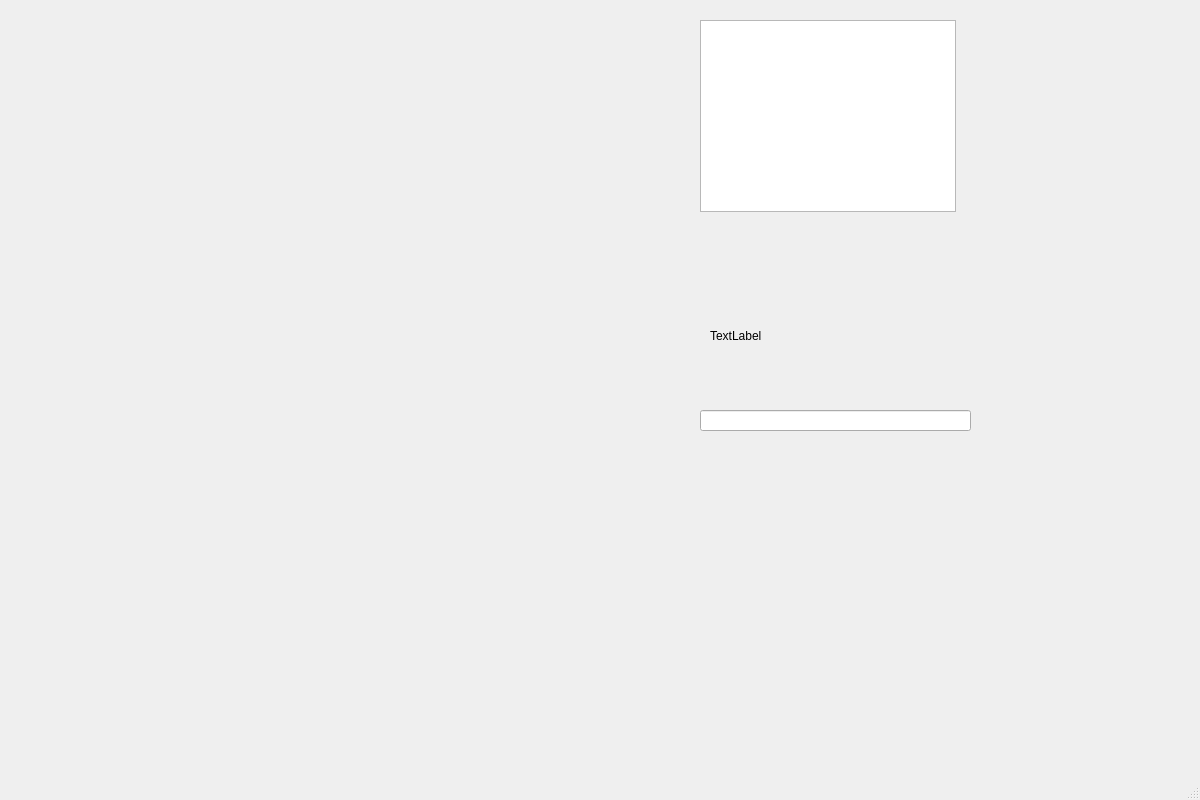
Qt form lib/brainwash.ui (matoloa/brainwash) before a commit.
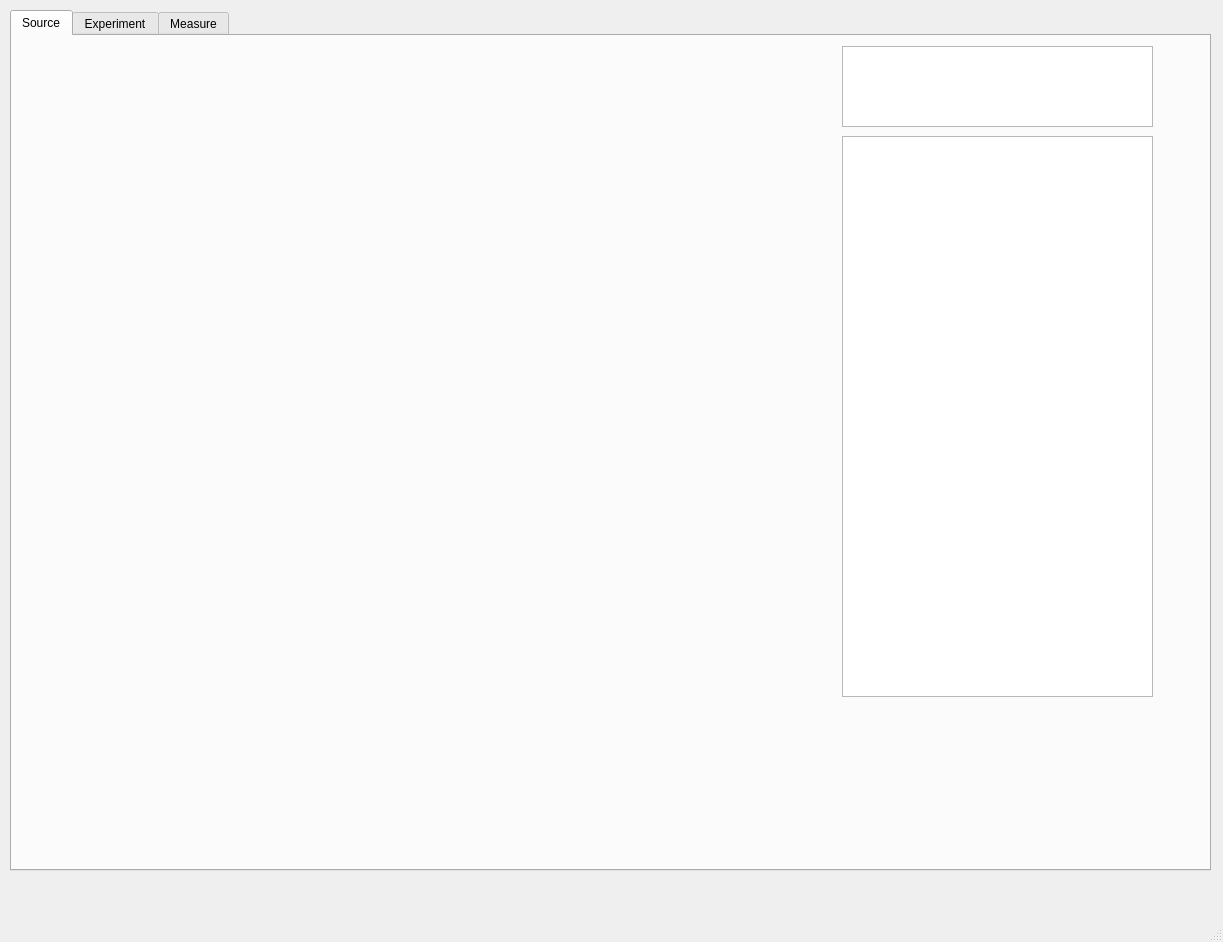
The same form after that commit. Custom widgets are drawn as their Qt base class.

Commit message: brainwash.ui, should have been in last push

```diff
--- a/lib/brainwash.ui
+++ b/lib/brainwash.ui
@@ -6,39 +6,70 @@
    <rect>
     <x>0</x>
     <y>0</y>
-    <width>1200</width>
-    <height>800</height>
+    <width>1223</width>
+    <height>942</height>
    </rect>
   </property>
   <property name="windowTitle">
    <string>MainWindow</string>
   </property>
   <widget class="QWidget" name="centralwidget">
-   <widget class="QTextBrowser" name="textBrowser">
+   <widget class="QTabWidget" name="tabWidget">
     <property name="geometry">
      <rect>
-      <x>700</x>
-      <y>20</y>
-      <width>256</width>
-      <height>192</height>
+      <x>10</x>
+      <y>10</y>
+      <width>1201</width>
+      <height>861</height>
      </rect>
     </property>
-   </widget>
+    <property name="currentIndex">
+     <number>0</number>
+    </property>
+    <widget class="QWidget" name="tab">
+     <attribute name="title">
+      <string>Source</string>
+     </attribute>
    <widget class="FileTreeSelectorDialog" name="widget" native="true">
     <property name="geometry">
      <rect>
-      <x>20</x>
-      <y>20</y>
-      <width>600</width>
-      <height>800</height>
+        <x>10</x>
+        <y>10</y>
+        <width>811</width>
+        <height>651</height>
      </rect>
     </property>
    </widget>
+     <widget class="QTextBrowser" name="textBrowser">
+      <property name="geometry">
+       <rect>
+        <x>830</x>
+        <y>10</y>
+        <width>311</width>
+        <height>81</height>
+       </rect>
+      </property>
+     </widget>
+     <widget class="QTableWidget" name="tableWidget">
+      <property name="geometry">
+       <rect>
+        <x>830</x>
+        <y>100</y>
+        <width>311</width>
+        <height>561</height>
+       </rect>
+      </property>
+     </widget>
+    </widget>
+    <widget class="QWidget" name="tab_2">
+     <attribute name="title">
+      <string>Experiment</string>
+     </attribute>
    <widget class="QLabel" name="label">
     <property name="geometry">
      <rect>
-      <x>710</x>
-      <y>310</y>
+        <x>140</x>
+        <y>70</y>
       <width>171</width>
       <height>51</height>
      </rect>
@@ -47,15 +78,22 @@
      <string>TextLabel</string>
     </property>
    </widget>
+    </widget>
+    <widget class="QWidget" name="tab_3">
+     <attribute name="title">
+      <string>Measure</string>
+     </attribute>
    <widget class="QLineEdit" name="lineEdit">
     <property name="geometry">
      <rect>
-      <x>700</x>
-      <y>410</y>
-      <width>271</width>
-      <height>21</height>
-     </rect>
-    </property>
+        <x>10</x>
+        <y>10</y>
+        <width>631</width>
+        <height>371</height>
+       </rect>
+      </property>
+     </widget>
+    </widget>
    </widget>
   </widget>
   <widget class="QMenuBar" name="menubar">
```
Left out of the diff: 4 changed lines with no effect on the pictures. Lines whose indentation alone changed are shown as unchanged.
